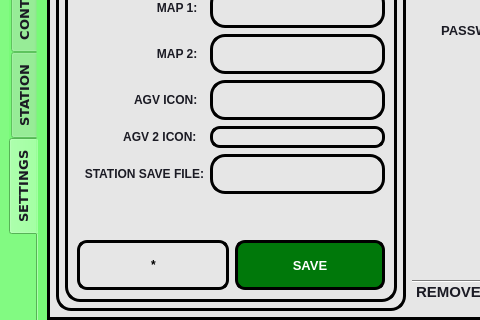
Qt form AGV.ui (semaegrii/autonomous_guided_vehicles_gui) before a commit; both pictures show x 0 to 480 and y 162 to 482 of the 791 by 580 pixel window.
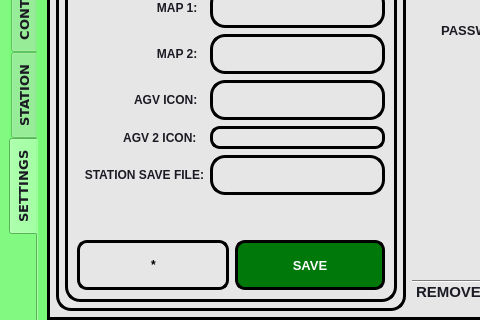
The same form after that commit. The open tabs and pages were chosen to show the change. Icons and pictures are not drawn.

The edit to the form file:
```diff
--- a/AGV.ui
+++ b/AGV.ui
@@ -3209,10 +3209,20 @@
                  </item>
                  <item row="5" column="2">
                   <widget class="QLineEdit" name="lineEditAyarlarAGV2icon">
+                   <property name="font">
+                    <font>
+                     <pointsize>10</pointsize>
+                     <weight>75</weight>
+                     <bold>true</bold>
+                    </font>
+                   </property>
                    <property name="styleSheet">
                     <string notr="true">	border: 3px solid;
 	border-radius: 10px;</string>
                    </property>
+                   <property name="text">
+                    <string>                          </string>
+                   </property>
                    <property name="frame">
                     <bool>true</bool>
                    </property>
```
